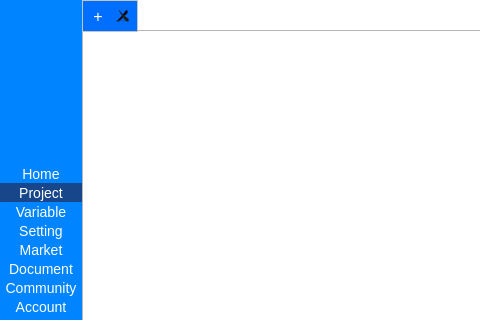
The window that MainWindow.ui (deltaxrobot/Delta-X-Software) describes before a commit, drawn with Qt 5; both pictures show x 0 to 480 and y 0 to 320 of the 800 by 480 pixel window.
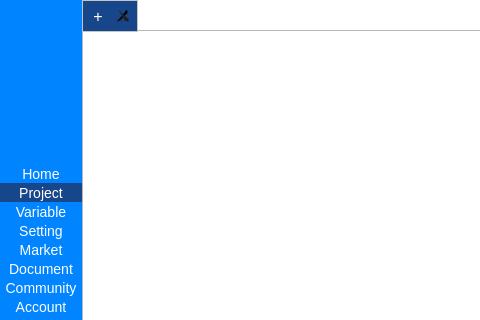
The same window after the commit. Icons and pictures are not drawn.

The edit to the form file:
```diff
--- a/MainWindow.ui
+++ b/MainWindow.ui
@@ -80,7 +80,7 @@
 }
 
 QTabBar::tab:selected, QTabBar::tab:hover {
-    background: rgb(0, 110, 255);
+    background: rgb(24, 70, 139);
 	color: rgb(255, 255, 255);
 }
 
```
